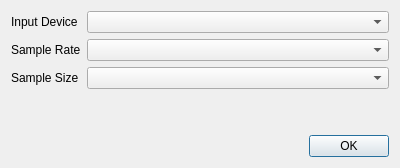
First picture: the form in inputdevice.ui, repository sarahkw/swgetf0, before the edit.
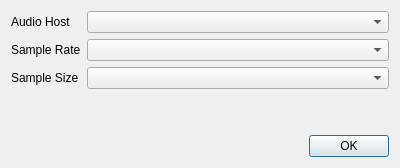
Second picture: the form after the edit.

Commit message: Herp derp -- InputDevice dialog shows PortAudio host APIs

What changed in the file:
```diff
--- a/inputdevice.ui
+++ b/inputdevice.ui
@@ -19,7 +19,7 @@
      <item row="0" column="0">
       <widget class="QLabel" name="label">
        <property name="text">
-        <string>Input Device</string>
+        <string>Audio Host</string>
        </property>
       </widget>
      </item>
```
Left out of the diff: 2 changed lines with no effect on the pictures. The commit also changes 3 other files.
